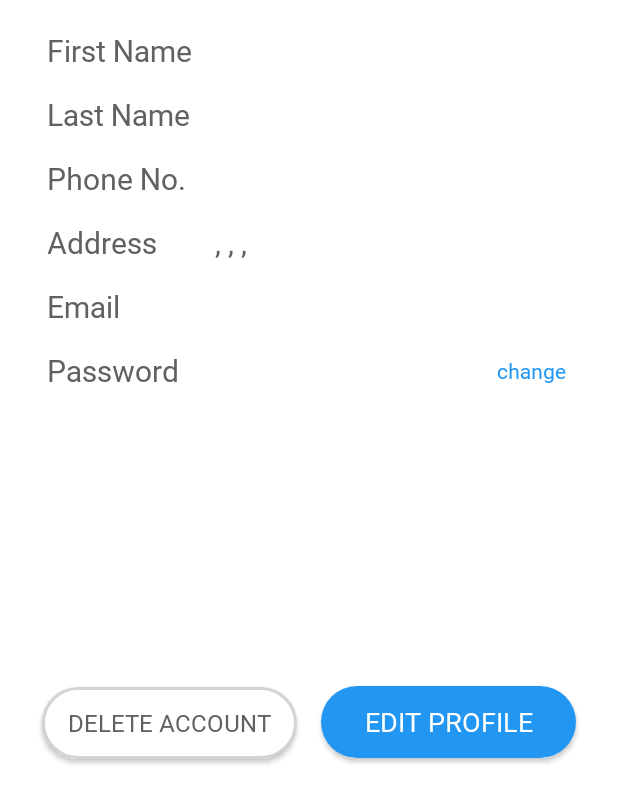
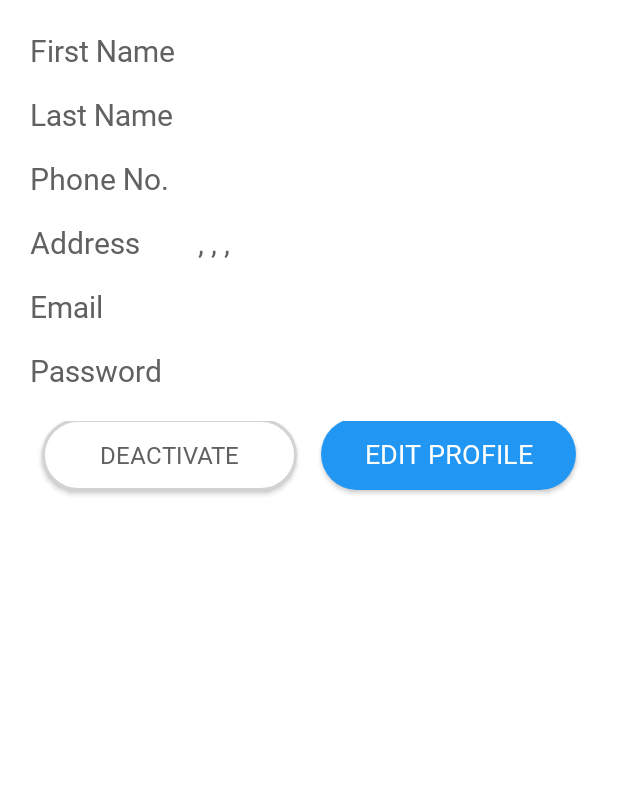
Before and after one commit to jeyymsantos/mineditse-android, an Android app: the MyAccount screen opened directly, with no data from a screen before it, on a phone screen of 412 x 824 dp, the part 436-1236 px from its top. Run offline under Robolectric (Android 15) with nearby library versions, the phone set to English and light mode, and no system bars; our stand-ins replace Volley; network calls fail.

Commit message:
Deactivation is now working

```diff
--- a/app/src/main/res/layout/activity_login_screen.xml
+++ b/app/src/main/res/layout/activity_login_screen.xml
@@ -87,9 +87,10 @@
                 android:textSize="20sp"
                 android:textColor="#FF0000"
                 android:layout_marginTop="15dp"
+                android:layout_marginHorizontal="15dp"
+                android:textAlignment="center"
                 android:layout_gravity="center"
                 android:visibility="gone"
-                android:text="Sample Error"
                 />
 
             <ProgressBar
--- a/app/src/main/res/layout/activity_my_account.xml
+++ b/app/src/main/res/layout/activity_my_account.xml
@@ -1,12 +1,19 @@
 <?xml version="1.0" encoding="utf-8"?>
-<LinearLayout xmlns:android="http://schemas.android.com/apk/res/android"
+<ScrollView xmlns:android="http://schemas.android.com/apk/res/android"
     xmlns:app="http://schemas.android.com/apk/res-auto"
     xmlns:tools="http://schemas.android.com/tools"
     android:layout_width="match_parent"
     android:layout_height="match_parent"
+    android:background="@color/white"
     android:orientation="vertical"
-    android:background="@color/white"
     tools:context=".MyAccount">
+
+
+    <LinearLayout
+        android:layout_width="match_parent"
+        android:layout_height="wrap_content"
+        android:orientation="vertical">
+
 
         <LinearLayout
             android:layout_width="match_parent"
@@ -25,11 +32,11 @@
                 android:id="@+id/txt_myAcctHeader"
                 android:layout_width="match_parent"
                 android:layout_height="wrap_content"
+                android:fontFamily="@font/m_plus_rounded_1c_extrabold"
+                android:text="My Account"
                 android:textAlignment="textEnd"
-            android:text="My Account"
-            android:textSize="28dp"
                 android:textColor="@color/dark_blue"
-            android:fontFamily="@font/m_plus_rounded_1c_extrabold"/>
+                android:textSize="28dp" />
         </LinearLayout>
 
         <ImageView
@@ -40,112 +47,112 @@
             app:srcCompat="@drawable/logo" />
 
         <TableLayout
-        android:layout_width="wrap_content"
+            android:layout_width="match_parent"
             android:layout_height="wrap_content"
             android:layout_gravity="center"
             android:layout_margin="20dp">
 
             <TableRow
                 android:layout_width="match_parent"
-            android:layout_height="match_parent" >
+                android:layout_height="match_parent">
 
                 <TextView
                     android:id="@+id/txt_fname"
                     android:layout_width="wrap_content"
                     android:layout_height="wrap_content"
                     android:layout_gravity="left|center"
+                    android:fontFamily="@font/m_plus_rounded_1c_regular"
                     android:text="First Name"
                     android:textColor="@color/dark_gray"
-                android:textSize="20sp"
-                android:fontFamily="@font/m_plus_rounded_1c_regular"/>
+                    android:textSize="20sp" />
 
                 <TextView
                     android:id="@+id/view_first_name"
                     android:layout_width="180dp"
                     android:layout_height="wrap_content"
                     android:layout_marginLeft="15dp"
+                    android:fontFamily="@font/m_plus_rounded_1c_medium"
                     android:text="first_name"
                     android:textColor="@color/dark_gray"
-                android:textSize="20sp"
-                android:fontFamily="@font/m_plus_rounded_1c_medium"/>
+                    android:textSize="20sp" />
             </TableRow>
 
             <TableRow
                 android:layout_width="match_parent"
                 android:layout_height="match_parent"
-            android:layout_marginTop="15dp" >
+                android:layout_marginTop="15dp">
 
                 <TextView
                     android:id="@+id/txt_lname"
                     android:layout_width="wrap_content"
                     android:layout_height="wrap_content"
                     android:layout_gravity="left|center"
+                    android:fontFamily="@font/m_plus_rounded_1c_regular"
                     android:text="Last Name"
                     android:textColor="@color/dark_gray"
-                android:textSize="20sp"
-                android:fontFamily="@font/m_plus_rounded_1c_regular" />
+                    android:textSize="20sp" />
 
                 <TextView
                     android:id="@+id/view_last_name"
                     android:layout_width="180dp"
                     android:layout_height="wrap_content"
                     android:layout_marginLeft="15dp"
+                    android:fontFamily="@font/m_plus_rounded_1c_medium"
                     android:text="last_name"
                     android:textColor="@color/dark_gray"
-                android:textSize="20sp"
-                android:fontFamily="@font/m_plus_rounded_1c_medium"/>
+                    android:textSize="20sp" />
             </TableRow>
 
             <TableRow
                 android:layout_width="match_parent"
                 android:layout_height="match_parent"
-            android:layout_marginTop="15dp" >
+                android:layout_marginTop="15dp">
 
                 <TextView
                     android:id="@+id/txt_phone"
                     android:layout_width="wrap_content"
                     android:layout_height="wrap_content"
                     android:layout_gravity="left|center"
+                    android:fontFamily="@font/m_plus_rounded_1c_regular"
                     android:text="Phone No."
                     android:textColor="@color/dark_gray"
-                android:textSize="20sp"
-                android:fontFamily="@font/m_plus_rounded_1c_regular"/>
+                    android:textSize="20sp" />
 
                 <TextView
                     android:id="@+id/view_phone_num"
                     android:layout_width="180dp"
                     android:layout_height="wrap_content"
                     android:layout_marginLeft="15dp"
+                    android:fontFamily="@font/m_plus_rounded_1c_medium"
                     android:text="phone_number"
                     android:textColor="@color/dark_gray"
-                android:textSize="20sp"
-                android:fontFamily="@font/m_plus_rounded_1c_medium"/>
+                    android:textSize="20sp" />
             </TableRow>
 
             <TableRow
                 android:layout_width="match_parent"
                 android:layout_height="match_parent"
-            android:layout_marginTop="15dp" >
+                android:layout_marginTop="15dp">
 
                 <TextView
                     android:id="@+id/txt_address"
                     android:layout_width="wrap_content"
                     android:layout_height="wrap_content"
                     android:layout_gravity="left|start"
+                    android:fontFamily="@font/m_plus_rounded_1c_regular"
                     android:text="Address"
                     android:textColor="@color/dark_gray"
-                android:textSize="20sp"
-                android:fontFamily="@font/m_plus_rounded_1c_regular"/>
+                    android:textSize="20sp" />
 
                 <TextView
                     android:id="@+id/view_address"
                     android:layout_width="180dp"
                     android:layout_height="wrap_content"
                     android:layout_marginLeft="15dp"
+                    android:fontFamily="@font/m_plus_rounded_1c_medium"
                     android:text="address"
                     android:textColor="@color/dark_gray"
-                android:textSize="20sp"
-                android:fontFamily="@font/m_plus_rounded_1c_medium"/>
+                    android:textSize="20sp" />
             </TableRow>
 
             <TableRow
@@ -158,20 +165,20 @@
                     android:layout_width="match_parent"
                     android:layout_height="wrap_content"
                     android:layout_gravity="left|center"
+                    android:fontFamily="@font/m_plus_rounded_1c_regular"
                     android:text="Email"
                     android:textColor="@color/dark_gray"
-                android:textSize="20sp"
-                android:fontFamily="@font/m_plus_rounded_1c_regular" />
+                    android:textSize="20sp" />
 
                 <TextView
                     android:id="@+id/view_email"
                     android:layout_width="180dp"
                     android:layout_height="wrap_content"
                     android:layout_marginLeft="15dp"
+                    android:fontFamily="@font/m_plus_rounded_1c_medium"
                     android:text="email_address"
                     android:textColor="@color/dark_gray"
-                android:textSize="20sp"
-                android:fontFamily="@font/m_plus_rounded_1c_medium"/>
+                    android:textSize="20sp" />
             </TableRow>
 
             <TableRow
@@ -184,35 +191,44 @@
                     android:layout_width="match_parent"
                     android:layout_height="wrap_content"
                     android:layout_gravity="left|center"
+                    android:fontFamily="@font/m_plus_rounded_1c_regular"
                     android:text="Password"
                     android:textColor="@color/dark_gray"
-                android:textSize="20sp"
-                android:fontFamily="@font/m_plus_rounded_1c_regular" />
+                    android:textSize="20sp" />
 
                 <TextView
                     android:id="@+id/view_password"
                     android:layout_width="180dp"
                     android:layout_height="wrap_content"
                     android:layout_marginLeft="15dp"
-                android:text="password_hidden"
+                    android:fontFamily="@font/m_plus_rounded_1c_medium"
                     android:inputType="textPassword"
                     android:maxLength="8"
+                    android:text="password_hidden"
                     android:textColor="@color/dark_gray"
-                android:textSize="20sp"
-                android:fontFamily="@font/m_plus_rounded_1c_medium"/>
+                    android:textSize="20sp" />
+
+            </TableRow>
+        </TableLayout>
 
         <TextView
-                android:id="@+id/btn_change_pw"
+            android:id="@+id/error"
             android:layout_width="wrap_content"
             android:layout_height="wrap_content"
             android:layout_gravity="center"
-                android:layout_marginLeft="5dp"
-                android:fontFamily="@font/m_plus_rounded_1c_bold"
-                android:onClick="click_change_pw"
-                android:text="change"
-                android:textColor="#2196F3" />
-        </TableRow>
-    </TableLayout>
+            android:layout_marginTop="15dp"
+            android:text="Sample Error"
+            android:textColor="#FF0000"
+            android:textSize="20sp"
+            android:visibility="gone" />
+
+        <ProgressBar
+            android:id="@+id/loading"
+            android:layout_width="wrap_content"
+            android:layout_height="wrap_content"
+            android:layout_gravity="center"
+            android:layout_marginVertical="15dp"
+            android:visibility="gone" />
 
         <FrameLayout
             android:layout_width="match_parent"
@@ -221,7 +237,7 @@
             <LinearLayout
                 android:layout_width="wrap_content"
                 android:layout_height="wrap_content"
-            android:layout_gravity="bottom|center"
+                android:layout_gravity="center"
                 android:layout_marginBottom="20dp"
                 android:orientation="horizontal">
 
@@ -230,26 +246,29 @@
                     android:layout_width="170dp"
                     android:layout_height="wrap_content"
                     android:layout_margin="8dp"
-                android:text="Delete Account"
                     android:background="@drawable/custom_btn_gray"
+                    android:elevation="4dp"
+                    android:fontFamily="@font/m_plus_rounded_1c_medium"
+                    android:text="Deactivate"
                     android:textColor="@color/dark_gray"
-                android:textSize="16sp"
-                android:fontFamily="@font/m_plus_rounded_1c_medium"
-                android:elevation="4dp"/>
+                    android:textSize="16sp" />
 
                 <Button
                     android:id="@+id/btn_myAcc_editProf"
                     android:layout_width="170dp"
                     android:layout_height="wrap_content"
                     android:layout_margin="8dp"
-                android:text="Edit Profile"
                     android:background="@drawable/custom_btn_blue"
-                android:textSize="18sp"
+                    android:elevation="4dp"
                     android:fontFamily="@font/m_plus_rounded_1c_bold"
                     android:onClick="click_edit_profile"
-                android:elevation="4dp"/>
+                    android:text="Edit Profile"
+                    android:textSize="18sp" />
 
             </LinearLayout>
         </FrameLayout>
 
     </LinearLayout>
+
+
+</ScrollView>
```
Also changed, not shown: app/src/main/java/com/example/mineditse/CustomerHomepage.java (+3 -7 lines), app/src/main/java/com/example/mineditse/EditProfile.java (+122 -0 lines), app/src/main/java/com/example/mineditse/LoginScreen.java (+8 -0 lines), app/src/main/java/com/example/mineditse/MyAccount.java (+98 -8 lines), app/src/main/res/layout/activity_edit_profile.xml (+27 -28 lines). Lines whose indentation alone changed are shown as unchanged.
